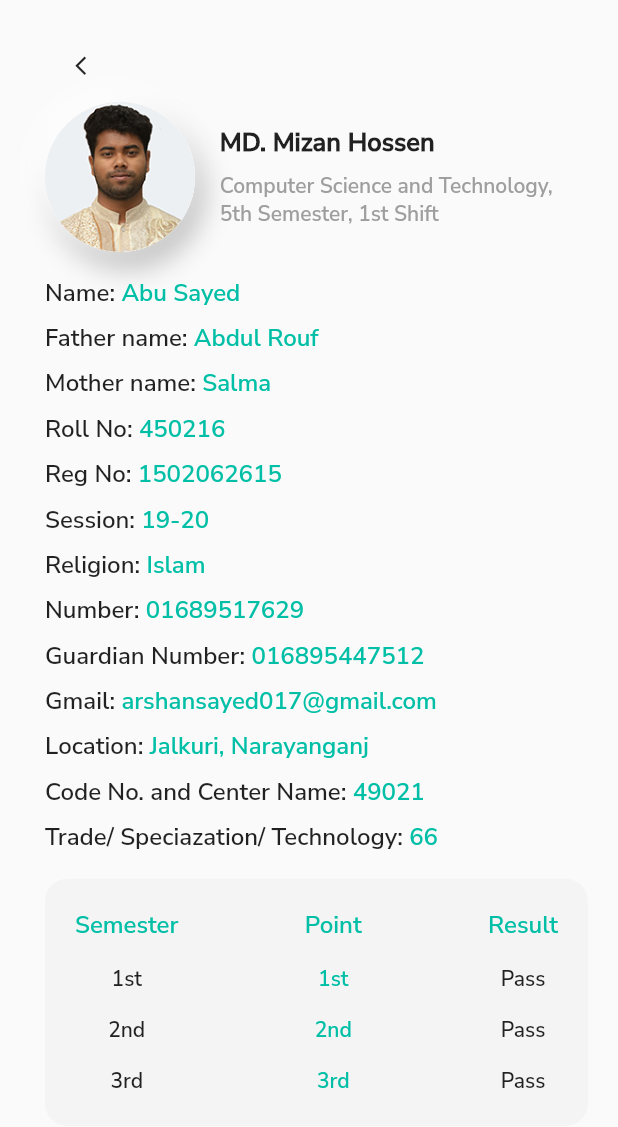
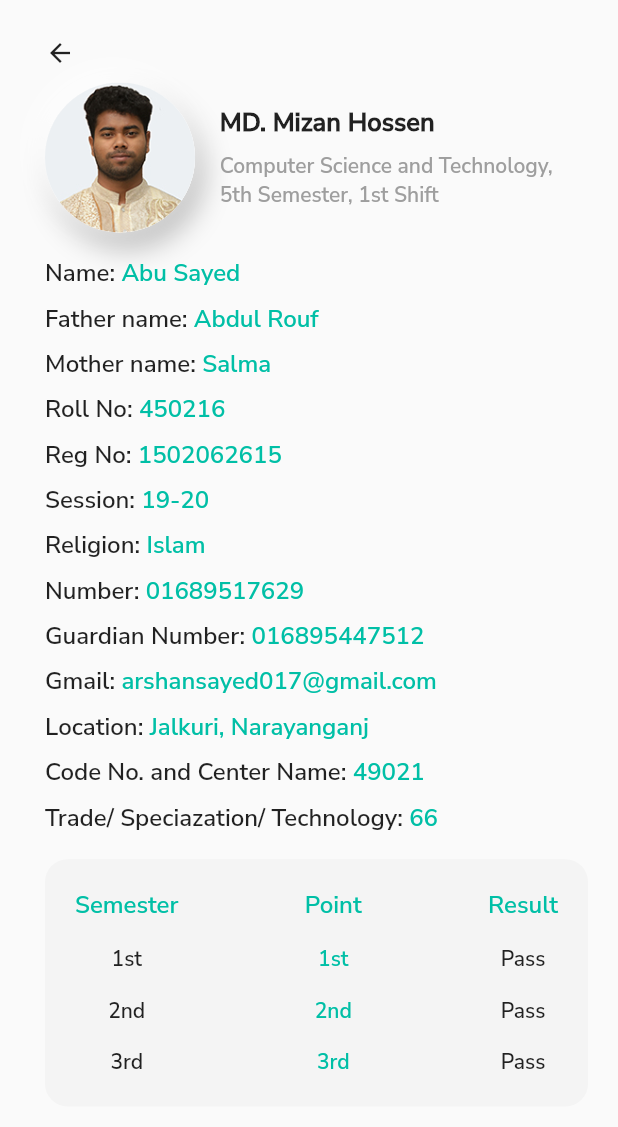
Before and after one commit to Freelancermizan97/mupi_project, a Flutter app: the StudentProfile screen opened directly, on a phone screen of 412 x 824 dp. Shown: the top 1127 px of the screen. Run offline on Flutter 3.47's test engine with Material 2 defaults, Android fonts, the phone set to English and light mode, and no system bars; our stand-ins replace sizer.

Commit message:
MY 1st CMNT

```diff
--- a/lib/Profile/student_profile.dart
+++ b/lib/Profile/student_profile.dart
@@ -29,12 +29,20 @@ class _StudentProfileState extends State<StudentProfile> {
             child: Column(
               crossAxisAlignment: CrossAxisAlignment.start,
               children: [
-                IconButton(
-                    onPressed: (){
-                      Navigator.pop(context);
-                    },
-                    icon: const Icon(Icons.arrow_back_ios_outlined, size: 15,)
+
+                InkWell(
+                  onTap: (){
+                    Navigator.pop(context);
+                  },
+                  child: Container(
+                    padding: EdgeInsets.only(top: 5, bottom: 10),
+                    child: Icon(
+                      Icons.arrow_back,
+                      size: 20,
+                    ),
+                  ),
                 ),
+
                 Row(
                   children: [
                     Container(
@@ -161,11 +169,17 @@ class _StudentProfileState extends State<StudentProfile> {
             child: Column(
               crossAxisAlignment: CrossAxisAlignment.start,
               children: [
-                IconButton(
-                    onPressed: (){
-                      Navigator.pop(context);
-                    },
-                    icon: const Icon(Icons.arrow_back_ios_outlined, size: 15,)
+                InkWell(
+                  onTap: (){
+                    Navigator.pop(context);
+                  },
+                  child: Container(
+                    padding: EdgeInsets.only(top: 5, bottom: 10),
+                    child: Icon(
+                      Icons.arrow_back,
+                      size: 20,
+                    ),
+                  ),
                 ),
                 Row(
                   children: [
--- a/lib/main.dart
+++ b/lib/main.dart
@@ -1,4 +1,5 @@
 import 'package:flutter/material.dart';
+import 'package:mupi_project/Information/student_info.dart';
 import 'package:mupi_project/Profile/student_profile.dart';
 import 'package:mupi_project/Profile/teacher_profile.dart';
 import 'package:mupi_project/Splash_Screen/splash_s1.dart';
@@ -21,7 +22,8 @@ class MyApp extends StatelessWidget {
       ),
         debugShowCheckedModeBanner: false,
         home: //Splash_s1(),
-        StudentProfile(),
+      StudentInfo()
+        //StudentProfile(),
     );
   }
 }
```
Also changed, not shown: lib/Information/student_info.dart (added, +40 -0 lines), lib/home_page.dart (+15 -4 lines).
